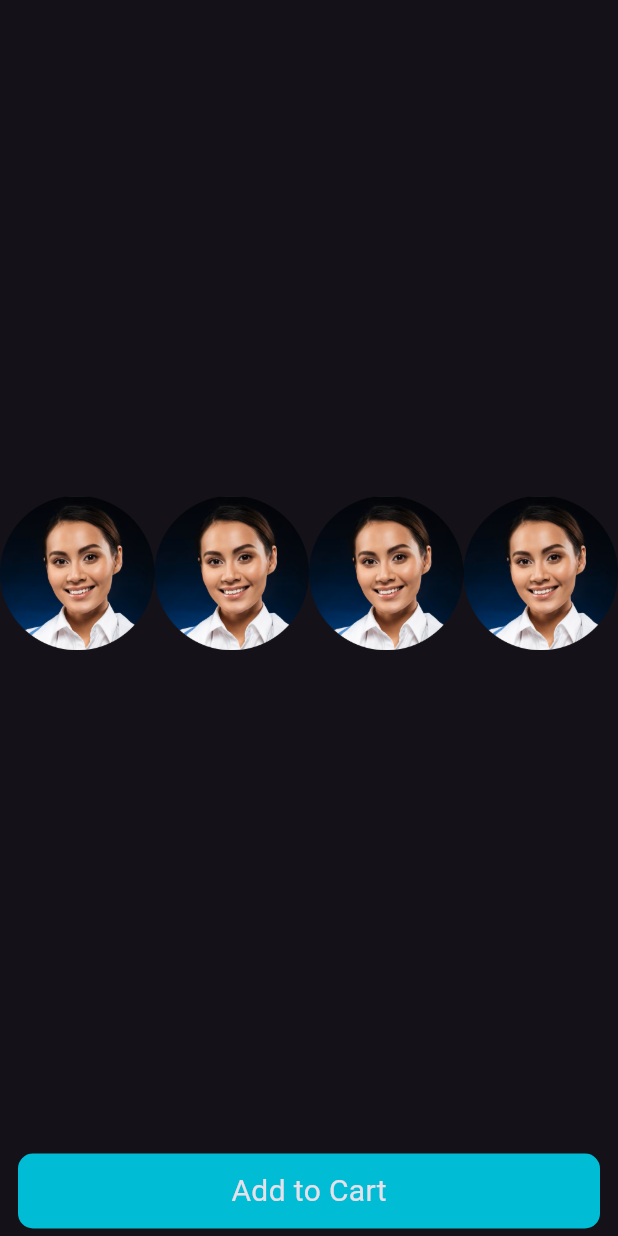
After one commit to abharatshankar/clarityMirror, a Flutter app: the ProductCertifications screen opened directly, on a phone screen of 412 x 824 dp. The commit adds this screen. Run offline on Flutter 3.47's test engine with Material 3 defaults, Android fonts, the light colour scheme and no system bars; our stand-ins replace another_flushbar, buttons_tabbar, fl_chart, flutter_screenutil, logger, shared_preferences and 1 more; missing offline and left inert: before_after; accounts and stored records are empty.

Commit message:
product details page ui

```diff
--- /dev/null
+++ b/lib/features/products/product_certifications.dart
@@ -0,0 +1,58 @@
+import 'package:flutter/material.dart';
+
+class ProductCertifications extends StatelessWidget {
+  const ProductCertifications({super.key});
+
+  @override
+  Widget build(BuildContext context) {
+    return Scaffold(
+      body: Column(
+        children: [
+          Expanded(
+            child: ListView(
+              scrollDirection: Axis.horizontal,
+              // mainAxisAlignment: MainAxisAlignment.spaceEvenly,
+              children: [
+                Image.asset(
+                  "assets/images/Dermatolgist6.png",
+                  height: MediaQuery.of(context).size.width / 4,
+                  width: MediaQuery.of(context).size.width / 4,
+                ),
+                Image.asset(
+                  "assets/images/Dermatolgist6.png",
+                  height: MediaQuery.of(context).size.width / 4,
+                  width: MediaQuery.of(context).size.width / 4,
+                ),
+                Image.asset(
+                  "assets/images/Dermatolgist6.png",
+                  height: MediaQuery.of(context).size.width / 4,
+                  width: MediaQuery.of(context).size.width / 4,
+                ),
+                Image.asset(
+                  "assets/images/Dermatolgist6.png",
+                  height: MediaQuery.of(context).size.width / 4,
+                  width: MediaQuery.of(context).size.width / 4,
+                ),
+              ],
+            ),
+          ),
+          Padding(
+            padding: const EdgeInsets.symmetric(horizontal: 12.0,vertical: 5),
+            child: Container(
+              decoration: BoxDecoration(
+                  borderRadius: BorderRadius.circular(10), color: Colors.cyan),
+              height: 50,
+              width: MediaQuery.of(context).size.width,
+              child: const Center(
+                child: Text(
+                  "Add to Cart",
+                  style: TextStyle(fontSize: 20, fontWeight: FontWeight.w400),
+                ),
+              ),
+            ),
+          ),
+        ],
+      ),
+    );
+  }
+}
--- a/lib/features/products/products_main_page.dart
+++ b/lib/features/products/products_main_page.dart
@@ -35,8 +35,7 @@ class _ProductsMainPageState extends State<ProductsMainPage> {
     'Oiliness',
     'Lip Health',
     'Firmness',
-
-  ];
+    ];
 
 
   @override
@@ -303,14 +302,11 @@ print(productsViewModel.selectedChoices);
           //   padding: EdgeInsets.zero,
           //   selected: productsViewModel.selectedChoices.contains(choice),
           // //   onSelected: (bool selected) {
-
           //       if (selected) {
           //         productsViewModel.addSelectedChoice(choice);
-
           //       } else {
           //         productsViewModel.removeSelectedChoice(choice);
           //       }
-
           //   },
           // );
         }).toList(),
--- a/lib/features/products/products_view_model.dart
+++ b/lib/features/products/products_view_model.dart
@@ -24,13 +24,13 @@ class ProductsViewModel extends ChangeNotifier {
     notifyListeners();
   }
 
-  void addSelectedChoice(String choice){
+  void addSelectedChoice(String choice) {
     selectedChoices.add(choice);
     // seperateByGroups();
     notifyListeners();
   }
 
-  void removeSelectedChoice(String choice){
+  void removeSelectedChoice(String choice) {
     selectedChoices.remove(choice);
     // seperateByGroups();
     notifyListeners();
--- a/lib/utils/btbp_constants.dart
+++ b/lib/utils/btbp_constants.dart
@@ -1,6 +1,5 @@
 /// Constant class which will have all the BTBP tags and the tags info
 class BTBPConstants {
-
   /// Score tags only [13 Tags]
   static List scoreTags = [
     "ACNE_SEVERITY_SCORE_FAST",
@@ -30,7 +29,9 @@ class BTBPConstants {
     "PORES_IMAGE_FAST",
     "SHININESS_IMAGE_FAST",
     "LIP_ROUGHNESS_IMAGE_FAST",
-    "INPUT_IMAGE_THUMB", /// It will return the Original image to compare
+    "INPUT_IMAGE_THUMB",
+
+    /// It will return the Original image to compare
   ];
 
   /// Weather related tags only [5 Tags]
@@ -76,5 +77,4 @@ class BTBPConstants {
   static String elasticity = "Elasticity";
   static String firmness = "Firmness";
   static String texture = "Texture";
-
 }
```
Also changed, not shown: lib/features/products/product_details_page.dart (+63 -20 lines), lib/features/products/product_reviews.dart (added, +133 -0 lines).
